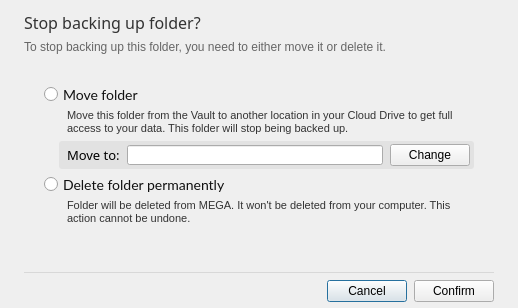
Before: the Qt Designer form src/MEGASync/gui/macx/RemoveBackupDialog.ui in meganz/MEGAsync, drawn with Qt 5.
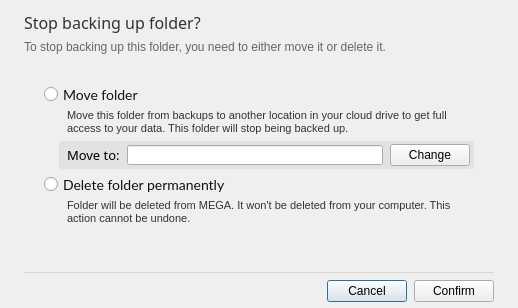
After: the same form once the commit is applied.

Commit message: SNC-2652. Backup related strings

The edit to the form file:
```diff
--- a/src/MEGASync/gui/macx/RemoveBackupDialog.ui
+++ b/src/MEGASync/gui/macx/RemoveBackupDialog.ui
@@ -125,7 +125,7 @@
 }</string>
          </property>
          <property name="text">
-          <string>Move this folder from the Vault to another location in your Cloud Drive to get full access to your data. This folder will stop being backed up.</string>
+          <string>Move this folder from backups to another location in your cloud drive to get full access to your data. This folder will stop being backed up.</string>
          </property>
          <property name="wordWrap">
           <bool>true</bool>
```
The commit also changes 6 other files.
